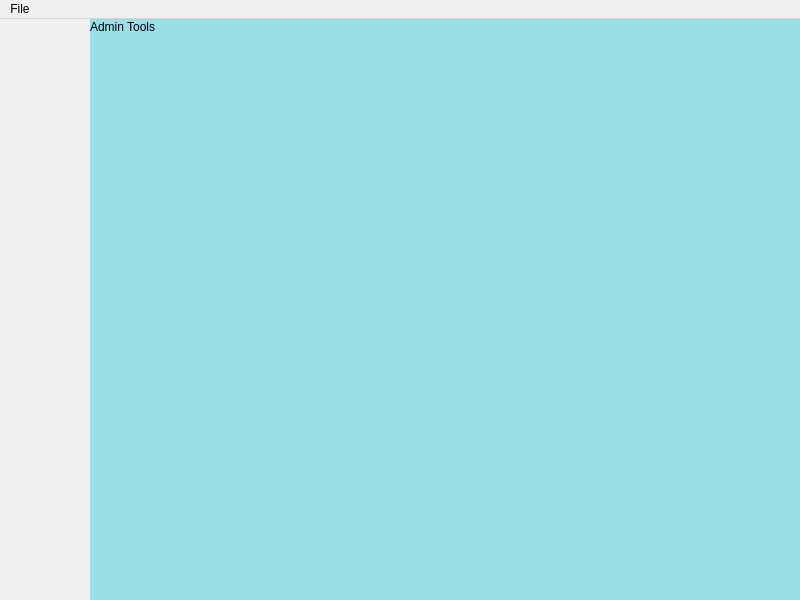
First picture: the form in src/windows/mainwindow.ui, repository fast-food-finder-associates/FastFoodFinder, before the edit.
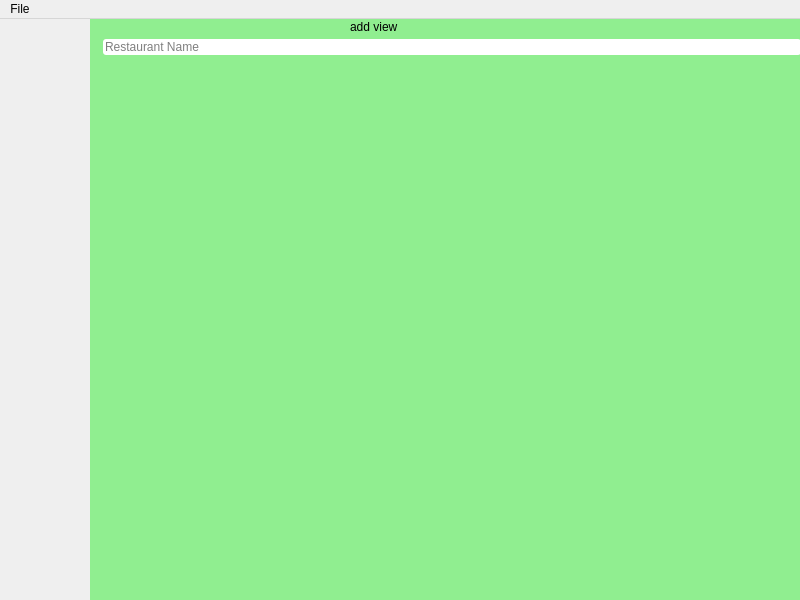
Second picture: the form after the edit. The open tabs and pages were chosen to show the change. Icons and pictures are not drawn.

Diff of the .ui file:
```diff
--- a/src/windows/mainwindow.ui
+++ b/src/windows/mainwindow.ui
@@ -108,22 +108,193 @@
       </property>
      </widget>
     </widget>
-    <widget class="QWidget" name="inventoryManageView">
-     <property name="styleSheet">
-      <string notr="true">QWidget#inventoryManageView { background-color: #98DFE8; }</string>
-     </property>
-     <widget class="QLabel" name="label_4">
+    <widget class="QWidget" name="InvManageView">
+     <widget class="QStackedWidget" name="inventoryViews">
       <property name="geometry">
        <rect>
         <x>0</x>
         <y>0</y>
-        <width>111</width>
-        <height>16</height>
+        <width>711</width>
+        <height>601</height>
        </rect>
       </property>
-      <property name="text">
-       <string>Admin Tools</string>
+      <property name="sizePolicy">
+       <sizepolicy hsizetype="Expanding" vsizetype="Preferred">
+        <horstretch>0</horstretch>
+        <verstretch>0</verstretch>
+       </sizepolicy>
       </property>
+      <property name="font">
+       <font>
+        <strikeout>false</strikeout>
+       </font>
+      </property>
+      <property name="cursor">
+       <cursorShape>ForbiddenCursor</cursorShape>
+      </property>
+      <property name="mouseTracking">
+       <bool>false</bool>
+      </property>
+      <property name="styleSheet">
+       <string notr="true"/>
+      </property>
+      <property name="currentIndex">
+       <number>0</number>
+      </property>
+      <widget class="QWidget" name="searchView">
+       <property name="styleSheet">
+        <string notr="true">QWidget#searchView{
+background-color: orange;
+}</string>
+       </property>
+       <widget class="QLabel" name="label_4">
+        <property name="geometry">
+         <rect>
+          <x>260</x>
+          <y>130</y>
+          <width>100</width>
+          <height>16</height>
+         </rect>
+        </property>
+        <property name="sizePolicy">
+         <sizepolicy hsizetype="Expanding" vsizetype="Expanding">
+          <horstretch>0</horstretch>
+          <verstretch>0</verstretch>
+         </sizepolicy>
+        </property>
+        <property name="text">
+         <string>search view</string>
+        </property>
+       </widget>
+       <widget class="QLineEdit" name="lineEdit">
+        <property name="geometry">
+         <rect>
+          <x>10</x>
+          <y>40</y>
+          <width>691</width>
+          <height>21</height>
+         </rect>
+        </property>
+        <property name="font">
+         <font>
+          <strikeout>false</strikeout>
+         </font>
+        </property>
+        <property name="cursor">
+         <cursorShape>ForbiddenCursor</cursorShape>
+        </property>
+        <property name="styleSheet">
+         <string notr="true"/>
+        </property>
+        <property name="text">
+         <string/>
+        </property>
+        <property name="placeholderText">
+         <string>Search...</string>
+        </property>
+       </widget>
+      </widget>
+      <widget class="QWidget" name="addView">
+       <property name="styleSheet">
+        <string notr="true">QWidget#addView {
+background-color: lightgreen;
+}</string>
+       </property>
+       <widget class="QLabel" name="label_5">
+        <property name="geometry">
+         <rect>
+          <x>260</x>
+          <y>0</y>
+          <width>87</width>
+          <height>16</height>
+         </rect>
+        </property>
+        <property name="text">
+         <string>add view</string>
+        </property>
+        <property name="scaledContents">
+         <bool>false</bool>
+        </property>
+       </widget>
+       <widget class="QWidget" name="verticalLayoutWidget">
+        <property name="geometry">
+         <rect>
+          <x>0</x>
+          <y>20</y>
+          <width>711</width>
+          <height>531</height>
+         </rect>
+        </property>
+        <layout class="QVBoxLayout" name="verticalLayout">
+         <item>
+          <layout class="QHBoxLayout" name="horizontalLayout">
+           <item>
+            <layout class="QFormLayout" name="formLayout">
+             <item row="0" column="0">
+              <widget class="QLabel" name="label_8">
+               <property name="text">
+                <string/>
+               </property>
+              </widget>
+             </item>
+             <item row="0" column="1">
+              <widget class="QLineEdit" name="lineEdit_2">
+               <property name="styleSheet">
+                <string notr="true">border-radius:3px;
+background:white</string>
+               </property>
+               <property name="placeholderText">
+                <string>Restaurant Name</string>
+               </property>
+              </widget>
+             </item>
+            </layout>
+           </item>
+          </layout>
+         </item>
+        </layout>
+       </widget>
+      </widget>
+      <widget class="QWidget" name="editView">
+       <property name="styleSheet">
+        <string notr="true">QWidget#editView {
+background-color: lightblue;
+}</string>
+       </property>
+       <widget class="QLabel" name="label_6">
+        <property name="geometry">
+         <rect>
+          <x>270</x>
+          <y>210</y>
+          <width>110</width>
+          <height>16</height>
+         </rect>
+        </property>
+        <property name="text">
+         <string>edit View</string>
+        </property>
+       </widget>
+      </widget>
+      <widget class="QWidget" name="deleteView">
+       <property name="styleSheet">
+        <string notr="true">QWidget#deleteView {
+background-color: #B19CD9;
+}</string>
+       </property>
+       <widget class="QLabel" name="label_7">
+        <property name="geometry">
+         <rect>
+          <x>310</x>
+          <y>230</y>
+          <width>101</width>
+          <height>21</height>
+         </rect>
+        </property>
+        <property name="text">
+         <string>delete View</string>
+        </property>
+       </widget>
+      </widget>
      </widget>
     </widget>
    </widget>
```
Left out of the diff: 18 changed lines with no effect on the pictures.
